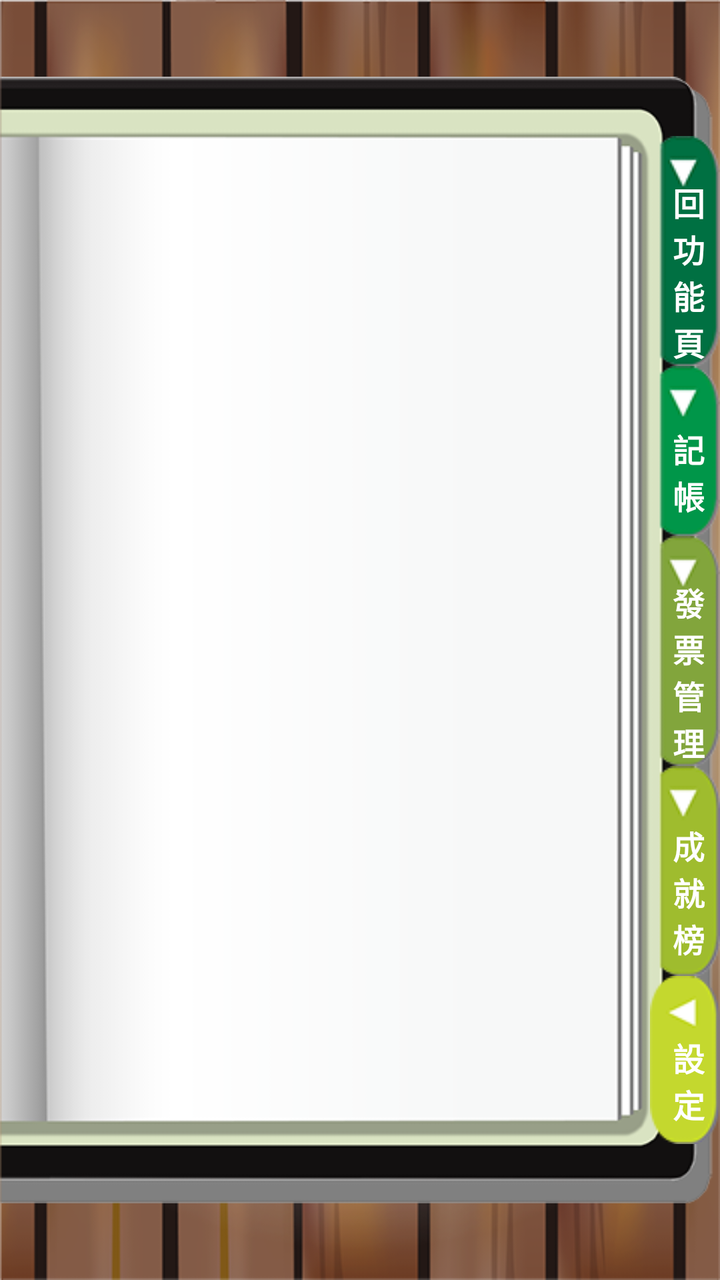
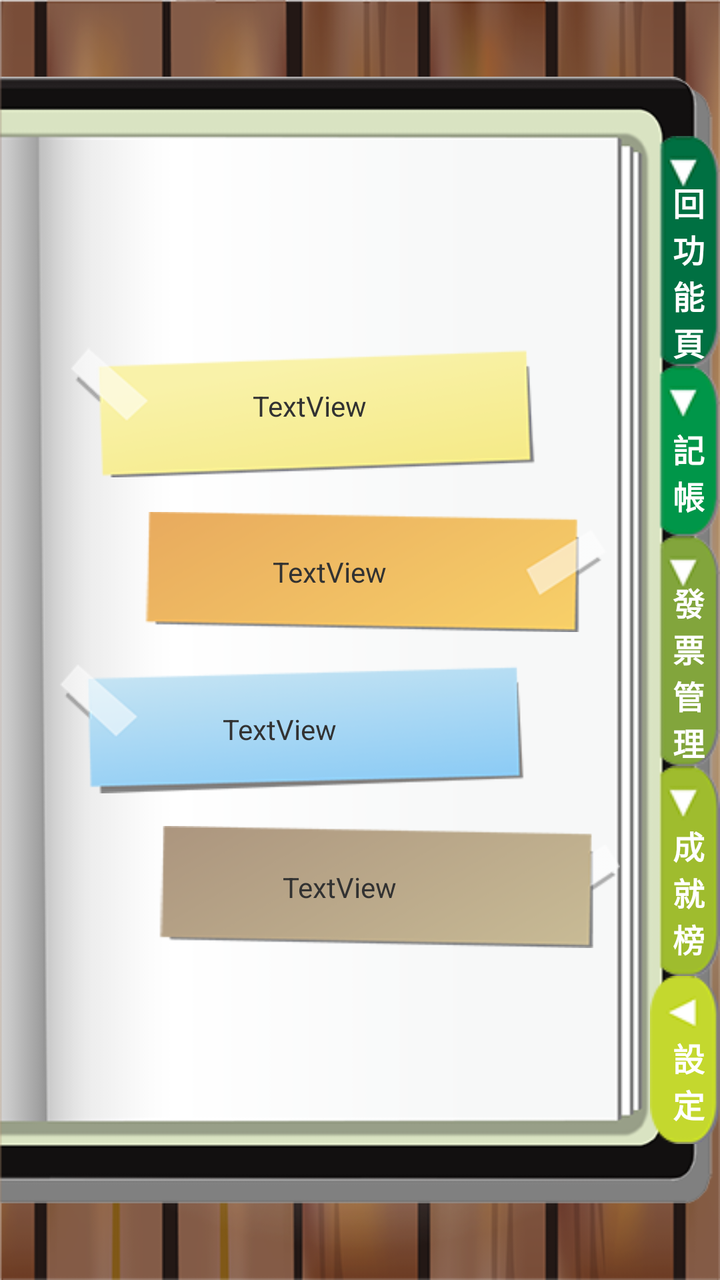

Compare the two renders of this Android layout. The source of the first and the diff that turns it into the second are given below.
<!-- AndroidManifest.xml: application theme AppTheme -->
<!-- res/layout/activity_settings.xml -->
<RelativeLayout xmlns:android="http://schemas.android.com/apk/res/android"
    xmlns:tools="http://schemas.android.com/tools"
    android:layout_width="match_parent"
    android:layout_height="match_parent"
    android:background="@drawable/bg_wood"
    tools:context=".MainActivity" >

    <ImageView
        android:id="@+id/imageView1"
        android:layout_width="match_parent"
        android:layout_height="match_parent"
        android:layout_alignParentLeft="true"
        android:src="@drawable/bg_book" />

    <LinearLayout
        android:layout_width="match_parent"
        android:layout_height="wrap_content"
        android:layout_centerInParent="true"
        android:gravity="right"
        android:orientation="vertical" >

        <RelativeLayout
            android:layout_width="wrap_content"
            android:layout_height="wrap_content" >

            <ImageButton
                android:id="@+id/imageButton1"
                android:layout_width="wrap_content"
                android:layout_height="wrap_content"
                android:background="@color/transparent"
                android:src="@drawable/btn_backfunc" />

            <TextView
                android:id="@+id/textView1"
                android:layout_width="wrap_content"
                android:layout_height="wrap_content"
                android:layout_centerInParent="true"
                android:text="\n 回\n 功\n 能\n 頁"
                android:textColor="#ffffff"
                android:textSize="16sp"
                android:textStyle="bold"
                android:visibility="visible" />

        </RelativeLayout>

        <RelativeLayout
            android:layout_width="wrap_content"
            android:layout_height="wrap_content" >

            <ImageButton
                android:id="@+id/imageButton2"
                android:layout_width="wrap_content"
                android:layout_height="wrap_content"
                android:background="@color/transparent"
                android:src="@drawable/btn_account" />

            <TextView
                android:id="@+id/textView2"
                android:layout_width="wrap_content"
                android:layout_height="wrap_content"
                android:layout_centerInParent="true"
                android:text="\n 記\n 帳"
                android:textColor="#ffffff"
                android:textSize="16sp"
                android:textStyle="bold"
                android:visibility="visible" />

        </RelativeLayout>

        <RelativeLayout
            android:layout_width="wrap_content"
            android:layout_height="wrap_content" >

            <ImageButton
                android:id="@+id/imageButton3"
                android:layout_width="wrap_content"
                android:layout_height="wrap_content"
                android:background="@color/transparent"
                android:src="@drawable/btn_manager" />

            <TextView
                android:id="@+id/textView3"
                android:layout_width="wrap_content"
                android:layout_height="wrap_content"
                android:layout_centerInParent="true"
                android:text="\n 發\n 票\n 管\n 理"
                android:textColor="#ffffff"
                android:textSize="16sp"
                android:textStyle="bold"
                android:visibility="visible" />

        </RelativeLayout>

        <RelativeLayout
            android:layout_width="wrap_content"
            android:layout_height="wrap_content" >

            <ImageButton
                android:id="@+id/imageButton4"
                android:layout_width="wrap_content"
                android:layout_height="wrap_content"
                android:background="@color/transparent"
                android:src="@drawable/btn_social" />

            <TextView
                android:id="@+id/textView4"
                android:layout_width="wrap_content"
                android:layout_height="wrap_content"
                android:layout_centerInParent="true"
                android:text="\n 成\n 就\n 榜"
                android:textColor="#ffffff"
                android:textSize="16sp"
                android:textStyle="bold"
                android:visibility="visible" />

        </RelativeLayout>

        <RelativeLayout
            android:layout_width="wrap_content"
            android:layout_height="wrap_content" >

            <ImageButton
                android:id="@+id/imageButton5"
                android:layout_width="wrap_content"
                android:layout_height="wrap_content"
                android:background="@color/transparent"
                android:src="@drawable/main_setting" />

            <TextView
                android:id="@+id/textView5"
                android:layout_width="wrap_content"
                android:layout_height="wrap_content"
                android:layout_centerInParent="true"
                android:text="\n 設\n 定"
                android:textColor="#ffffff"
                android:textSize="16sp"
                android:textStyle="bold"
                android:visibility="visible" />

        </RelativeLayout>

    </LinearLayout>
    

</RelativeLayout>
<!-- resources referenced by this layout -->
<resources>
  <color name="transparent">#00000000</color>
  <!-- drawable bg_book: png bitmap (drawable-mdpi, 14514 bytes) -->
  <!-- drawable bg_wood: png bitmap (drawable-mdpi, 216225 bytes) -->
  <!-- drawable btn_account: png bitmap (drawable-mdpi, 4502 bytes) -->
  <!-- drawable btn_backfunc: png bitmap (drawable-mdpi, 4541 bytes) -->
  <!-- drawable btn_manager: png bitmap (drawable-mdpi, 4521 bytes) -->
  <!-- drawable btn_social: png bitmap (drawable-mdpi, 4547 bytes) -->
  <!-- drawable main_setting: png bitmap (drawable-mdpi, 4263 bytes) -->
  <style name="AppTheme" parent="AppBaseTheme">
          
      </style>
  <style name="AppBaseTheme" parent="android:Theme.Light">
  	    <item name="android:windowNoTitle">true</item>
          
      </style>
</resources>

<!-- the commit's change to res/layout/activity_settings.xml (unified diff, before → after) -->
@@ -140,6 +140,284 @@
         </RelativeLayout>
 
     </LinearLayout>
-    
+
+    <LinearLayout
+        android:layout_width="wrap_content"
+        android:layout_height="wrap_content"
+        android:layout_centerVertical="true"
+        android:layout_marginLeft="30dp"
+        android:layout_marginRight="50dp"
+        android:orientation="vertical" >
+
+        <RelativeLayout
+            android:layout_width="match_parent"
+            android:layout_height="wrap_content" >
+
+            <ImageButton
+                android:id="@+id/imageButton6"
+                android:layout_width="match_parent"
+                android:layout_height="wrap_content"
+                android:background="@color/transparent"
+                android:scaleType="fitCenter"
+                android:src="@drawable/btn_01" />
+
+            <TextView
+                android:id="@+id/textView6"
+                android:layout_width="wrap_content"
+                android:layout_height="wrap_content"
+                android:layout_centerInParent="true"
+                android:paddingRight="30dp"
+                android:text="TextView" />
+
+        </RelativeLayout>
+
+        <RelativeLayout
+            android:layout_width="match_parent"
+            android:layout_height="wrap_content" >
+
+            <ImageButton
+                android:id="@+id/imageButton7"
+                android:layout_width="match_parent"
+                android:layout_height="wrap_content"
+                android:background="@color/transparent"
+                android:scaleType="fitCenter"
+                android:src="@drawable/btn_02" />
+
+            <TextView
+                android:id="@+id/textView7"
+                android:layout_width="wrap_content"
+                android:layout_height="wrap_content"
+                android:layout_centerInParent="true"
+                android:paddingRight="10dp"
+                android:text="TextView" />
+
+        </RelativeLayout>
+
+        <RelativeLayout
+            android:layout_width="match_parent"
+            android:layout_height="wrap_content" >
+
+            <ImageButton
+                android:id="@+id/imageButton8"
+                android:layout_width="match_parent"
+                android:layout_height="wrap_content"
+                android:background="@color/transparent"
+                android:scaleType="fitCenter"
+                android:src="@drawable/btn_03" />
+
+            <TextView
+                android:id="@+id/textView8"
+                android:layout_width="wrap_content"
+                android:layout_height="wrap_content"
+                android:layout_centerInParent="true"
+                android:paddingRight="60dp"
+                android:text="TextView" />
+
+        </RelativeLayout>
+
+        <RelativeLayout
+            android:layout_width="match_parent"
+            android:layout_height="wrap_content" >
+
+            <ImageButton
+                android:id="@+id/imageButton9"
+                android:layout_width="match_parent"
+                android:layout_height="wrap_content"
+                android:background="@color/transparent"
+                android:scaleType="fitCenter"
+                android:src="@drawable/btn_04" />
+
+            <TextView
+                android:id="@+id/textView9"
+                android:layout_width="wrap_content"
+                android:layout_height="wrap_content"
+                android:layout_centerInParent="true"
+                android:text="TextView" />
+
+        </RelativeLayout>
+
+    </LinearLayout>
+
+    <LinearLayout
+        android:id="@+id/setphone"
+        android:layout_width="match_parent"
+        android:layout_height="wrap_content"
+        android:layout_centerInParent="true"
+        android:layout_marginLeft="30dp"
+        android:layout_marginRight="30dp"
+        android:background="@drawable/pop_style"
+        android:orientation="vertical"
+        android:visibility="gone" >
+
+        <LinearLayout
+            android:layout_width="match_parent"
+            android:layout_height="wrap_content"
+            android:orientation="vertical"
+            android:padding="10dp" >
+
+            <LinearLayout
+                android:layout_width="match_parent"
+                android:layout_height="wrap_content" >
+
+                <TextView
+                    android:id="@+id/textView10"
+                    android:layout_width="wrap_content"
+                    android:layout_height="wrap_content"
+                    android:text="手機條碼編號" />
+
+                <EditText
+                    android:id="@+id/editText1"
+                    android:layout_width="wrap_content"
+                    android:layout_height="wrap_content"
+                    android:layout_weight="1"
+                    android:ems="10" >
+
+                    <requestFocus />
+                </EditText>
+
+            </LinearLayout>
+
+            <LinearLayout
+                android:layout_width="match_parent"
+                android:layout_height="wrap_content" >
+
+                <TextView
+                    android:id="@+id/textView11"
+                    android:layout_width="wrap_content"
+                    android:layout_height="wrap_content"
+                    android:text="驗　  證　  碼" />
+
+                <EditText
+                    android:id="@+id/editText2"
+                    android:layout_width="wrap_content"
+                    android:layout_height="wrap_content"
+                    android:layout_weight="1"
+                    android:ems="10" />
+
+            </LinearLayout>
+
+        </LinearLayout>
+
+        <LinearLayout
+            android:layout_width="match_parent"
+            android:layout_height="wrap_content"
+            android:background="@drawable/pop_style_blue"
+            android:gravity="center_horizontal"
+            android:paddingBottom="5dp"
+            android:paddingTop="5dp" >
+
+            <Button
+                android:id="@+id/button6"
+                style="?android:attr/buttonStyleSmall"
+                android:layout_width="120dp"
+                android:layout_height="30dp"
+                android:background="@color/transparent"
+                android:text="確定"
+                android:textColor="#ffffff"
+                android:textSize="12sp" />
+
+            <Button
+                android:id="@+id/button7"
+                style="?android:attr/buttonStyleSmall"
+                android:layout_width="120dp"
+                android:layout_height="30dp"
+                android:background="@color/transparent"
+                android:text="取消"
+                android:textColor="#ffffff"
+                android:textSize="12sp" />
+
+        </LinearLayout>
+
+    </LinearLayout>
+
+    <LinearLayout
+        android:id="@+id/setfb"
+        android:layout_width="match_parent"
+        android:layout_height="wrap_content"
+        android:layout_centerInParent="true"
+        android:layout_marginLeft="30dp"
+        android:layout_marginRight="30dp"
+        android:background="@drawable/pop_style"
+        android:orientation="vertical"
+        android:visibility="gone" >
+
+        <LinearLayout
+            android:layout_width="match_parent"
+            android:layout_height="wrap_content"
+            android:orientation="vertical"
+            android:padding="10dp" >
+
+            <LinearLayout
+                android:layout_width="match_parent"
+                android:layout_height="wrap_content" >
+
+                <TextView
+                    android:id="@+id/textView12"
+                    android:layout_width="wrap_content"
+                    android:layout_height="wrap_content"
+                    android:text="帳號" />
+
+                <EditText
+                    android:id="@+id/editText4"
+                    android:layout_width="wrap_content"
+                    android:layout_height="wrap_content"
+                    android:layout_weight="1"
+                    android:ems="10" />
+
+            </LinearLayout>
+
+            <LinearLayout
+                android:layout_width="match_parent"
+                android:layout_height="wrap_content" >
+
+                <TextView
+                    android:id="@+id/textView13"
+                    android:layout_width="wrap_content"
+                    android:layout_height="wrap_content"
+                    android:text="密碼" />
+
+                <EditText
+                    android:id="@+id/editText3"
+                    android:layout_width="wrap_content"
+                    android:layout_height="wrap_content"
+                    android:layout_weight="1"
+                    android:ems="10"
+                    android:inputType="textPassword" />
+
+            </LinearLayout>
+
+        </LinearLayout>
+
+        <LinearLayout
+            android:layout_width="match_parent"
+            android:layout_height="wrap_content"
+            android:background="@drawable/pop_style_blue"
+            android:gravity="center_horizontal"
+            android:paddingBottom="5dp"
+            android:paddingTop="5dp" >
+
+            <Button
+                android:id="@+id/button8"
+                style="?android:attr/buttonStyleSmall"
+                android:layout_width="120dp"
+                android:layout_height="30dp"
+                android:background="@color/transparent"
+                android:text="確定"
+                android:textColor="#ffffff"
+                android:textSize="12sp" />
+
+            <Button
+                android:id="@+id/button9"
+                style="?android:attr/buttonStyleSmall"
+                android:layout_width="120dp"
+                android:layout_height="30dp"
+                android:background="@color/transparent"
+                android:text="取消"
+                android:textColor="#ffffff"
+                android:textSize="12sp" />
+
+        </LinearLayout>
+
+    </LinearLayout>
 
 </RelativeLayout>
<!-- resource entries referenced after the edit -->
@@ -3,11 +3,48 @@
   <color name="transparent">#00000000</color>
   <!-- drawable bg_book: png bitmap (drawable-mdpi, 14514 bytes) -->
   <!-- drawable bg_wood: png bitmap (drawable-mdpi, 216225 bytes) -->
+  <!-- drawable btn_01: png bitmap (drawable-mdpi, 8864 bytes) -->
+  <!-- drawable btn_02: png bitmap (drawable-mdpi, 8736 bytes) -->
+  <!-- drawable btn_03: png bitmap (drawable-mdpi, 9684 bytes) -->
+  <!-- drawable btn_04: png bitmap (drawable-mdpi, 8318 bytes) -->
   <!-- drawable btn_account: png bitmap (drawable-mdpi, 4502 bytes) -->
   <!-- drawable btn_backfunc: png bitmap (drawable-mdpi, 4541 bytes) -->
   <!-- drawable btn_manager: png bitmap (drawable-mdpi, 4521 bytes) -->
   <!-- drawable btn_social: png bitmap (drawable-mdpi, 4547 bytes) -->
   <!-- drawable main_setting: png bitmap (drawable-mdpi, 4263 bytes) -->
+  <!-- drawable pop_style (drawable) -->
+  <?xml version="1.0" encoding="utf-8"?>
+  <selector xmlns:android="http://schemas.android.com/apk/res/android">
+      <item>
+          <shape>
+              <solid 
+                  android:color="#FFFEF7" />
+              <stroke
+                  android:width="10dp"
+                  android:color="#FFFEF7" />
+              <corners
+                  android:radius="10dp" />
+          </shape>
+      </item>
+  </selector>
+  <!-- drawable pop_style_blue (drawable) -->
+  <?xml version="1.0" encoding="utf-8"?>
+  <selector xmlns:android="http://schemas.android.com/apk/res/android">
+      <item>
+          <shape>
+              <solid 
+                  android:color="#32B3E2" />
+              <stroke
+                  android:width="10dp"
+                  android:color="#32B3E2" />
+              <corners
+                  android:bottomLeftRadius="10dp"
+                  android:bottomRightRadius="10dp"
+                  android:topLeftRadius="0dp"
+                  android:topRightRadius="0dp" />
+          </shape>
+      </item>
+  </selector>
   <style name="AppTheme" parent="AppBaseTheme">
           
       </style>
